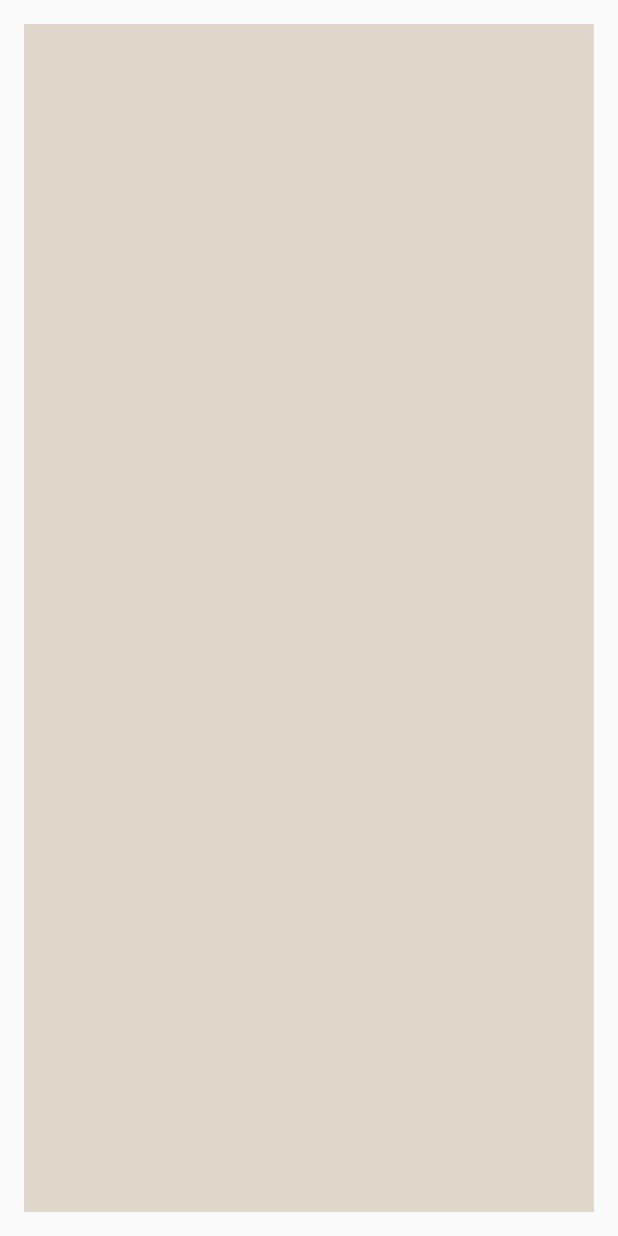
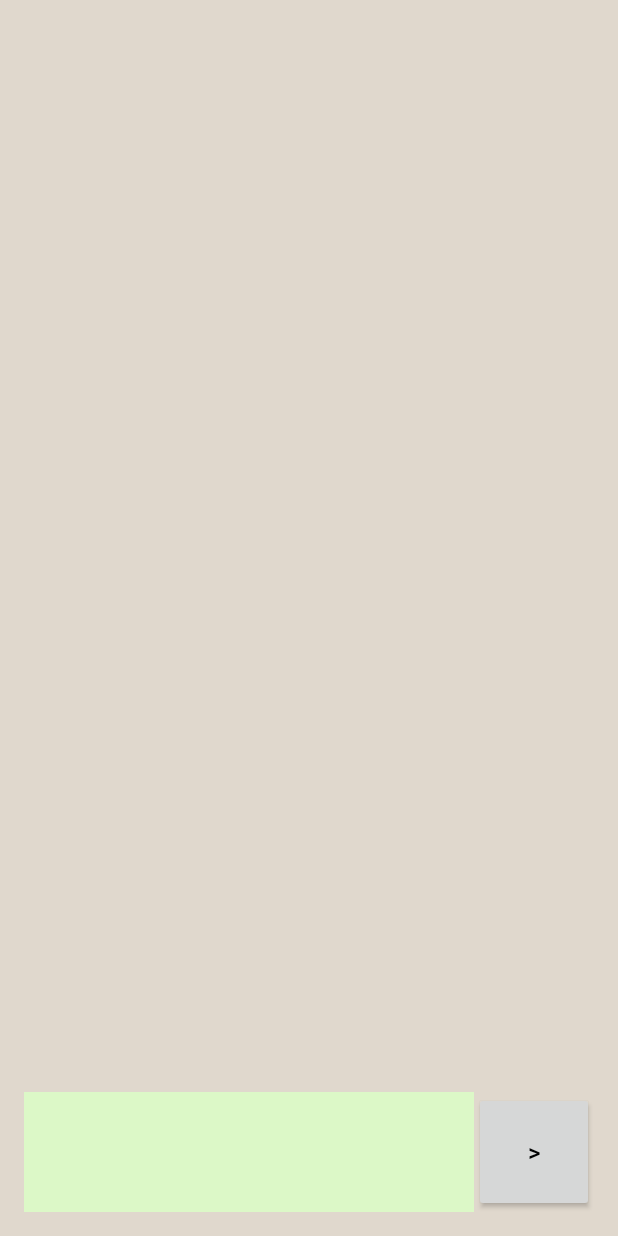
Before and after one commit to Arthuro92/Fahrgenei, an Android app: the layout activity_chat.xml on its own in the app's theme, with its tools: preview values and no code run, on a phone screen of 412 x 824 dp. Run offline under Robolectric (Android 15) with nearby library versions, the phone set to English and light mode, and no system bars.

Commit message:
Chat send todo error fixing

```diff
--- a/Fahrgemeinschaft/XMPP_SERVER/src/main/java/observer/ChatObserver.java
+++ b/Fahrgemeinschaft/XMPP_SERVER/src/main/java/observer/ChatObserver.java
@@ -20,6 +20,8 @@ public class ChatObserver implements MessageObserver {
         Gson gson = new Gson();
         String jsonInString = this.payload.get("content");
         this.c = gson.fromJson(jsonInString, Chat.class);
+        System.out.println("SERVER RECIEVED CHAT MESSAGE: " + this.c.getChatMessageText());
+
         //todo how to handle chat messages
     }
 
--- a/Fahrgemeinschaft/app/src/main/res/layout/activity_chat.xml
+++ b/Fahrgemeinschaft/app/src/main/res/layout/activity_chat.xml
@@ -7,6 +7,7 @@
     android:paddingLeft="@dimen/activity_horizontal_margin"
     android:paddingRight="@dimen/activity_horizontal_margin"
     android:paddingTop="@dimen/activity_vertical_margin"
+    android:background="#E0D8CD"
     tools:context="com.android.cows.fahrgemeinschaft.ChatActivity">
 
     <ListView
@@ -15,6 +16,33 @@
         android:id="@+id/chat_list_view"
         android:background="#E0D8CD"
         android:divider="@null"
-        android:dividerHeight="0dp"></ListView>
+        android:dividerHeight="0dp"
+        android:layout_above="@+id/edit_text_message"
+        android:layout_alignParentTop="true"
+        android:layout_alignParentLeft="true"
+        android:layout_alignParentStart="true"
+        android:layout_alignParentRight="true"
+        android:layout_marginBottom="10dp"></ListView>
+
+    <Button
+        style="?android:attr/buttonStyleSmall"
+        android:layout_width="80dp"
+        android:layout_height="80dp"
+        android:text=">"
+        android:id="@+id/send_message_button"
+        android:textColor="#010101"
+        android:layout_margin="0dp"
+        android:layout_alignParentBottom="true"
+        android:layout_alignParentRight="true" />
+
+    <EditText
+        android:layout_width="wrap_content"
+        android:layout_height="wrap_content"
+        android:id="@+id/edit_text_message"
+        android:background="#DCF8C7"
+        android:layout_alignParentBottom="true"
+        android:layout_alignParentLeft="true"
+        android:layout_toLeftOf="@id/send_message_button"
+        android:layout_alignTop="@id/send_message_button"/>
 
 </RelativeLayout>
```
Also changed, not shown: Fahrgemeinschaft/XMPP_SERVER/src/main/java/observer/CategoryObserverTest.java (deleted, +0 -34 lines), Fahrgemeinschaft/app/src/main/java/com/android/cows/fahrgemeinschaft/ChatActivity.java (+29 -3 lines), Fahrgemeinschaft/app/src/main/java/com/android/cows/fahrgemeinschaft/gcm/MyGcmSend.java (+12 -0 lines).
